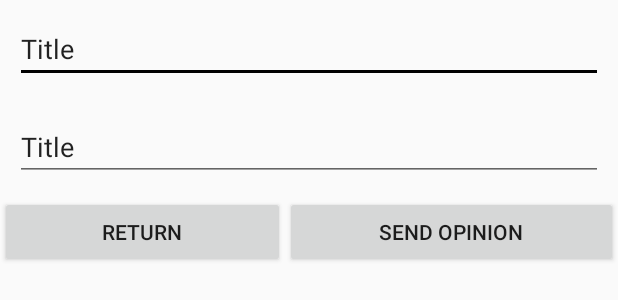
After one commit to MohamedTalaat97/easy-c-, an Android app: the layout put_opinion.xml on its own in the app's theme, with its tools: preview values and no code run, on a phone screen of 412 x 824 dp. The commit adds this screen. Shown: the top 300 px of the screen. Run offline under Robolectric (Android 15) with nearby library versions, the phone set to English and light mode, and no system bars.

Commit message:
add put opinion

```diff
--- a/easyc/app/src/main/java/com/example/android/easyc/Views/show_opinions.java
+++ b/easyc/app/src/main/java/com/example/android/easyc/Views/show_opinions.java
@@ -25,7 +25,6 @@ public class show_opinions extends AppCompatActivity {
     ArrayList<Integer> idArrayList;
     ArrayList<String> titleArrayList;
     ListView listView;
-
     public  static  final  String EXTRA_DATA_ID = "ID";
     public  static  final  String EXTRA_DATA_TITLE = "TITLE";
 
--- /dev/null
+++ b/easyc/app/src/main/res/layout/put_opinion.xml
@@ -0,0 +1,54 @@
+<?xml version="1.0" encoding="utf-8"?>
+<RelativeLayout
+    xmlns:android="http://schemas.android.com/apk/res/android" android:layout_width="match_parent"
+    android:layout_height="match_parent">
+
+    <ScrollView
+        android:layout_width="match_parent"
+        android:layout_height="match_parent">
+
+        <LinearLayout
+            android:layout_width="match_parent"
+            android:layout_height="wrap_content"
+            android:orientation="vertical" >
+
+            <EditText
+                android:id="@+id/puttitle"
+                android:layout_width="match_parent"
+                android:layout_height="wrap_content"
+                android:layout_margin="10dp"
+                android:ems="10"
+                android:inputType="textPersonName"
+                android:text="Title" />
+
+            <EditText
+                android:id="@+id/putdescription"
+                android:layout_width="match_parent"
+                android:layout_height="wrap_content"
+                android:layout_margin="10dp"
+                android:ems="10"
+                android:inputType="textPersonName"
+                android:text="Title" />
+
+            <LinearLayout
+                android:layout_width="match_parent"
+                android:layout_height="match_parent"
+                android:orientation="horizontal">
+
+                <Button
+                    android:id="@+id/backwithoutsave"
+                    android:layout_width="wrap_content"
+                    android:layout_height="wrap_content"
+                    android:layout_weight="1"
+                    android:text="return" />
+
+                <Button
+                    android:id="@+id/insertOpinion"
+                    android:layout_width="wrap_content"
+                    android:layout_height="wrap_content"
+                    android:layout_weight="1"
+                    android:text="send opinion" />
+            </LinearLayout>
+        </LinearLayout>
+    </ScrollView>
+</RelativeLayout>
```
Also changed, not shown: easyc/app/src/main/java/com/example/android/easyc/Controllers/OpinionController.java (+12 -0 lines), easyc/app/src/main/java/com/example/android/easyc/Models/DatabaseAdapter.java (+40 -44 lines), easyc/app/src/main/java/com/example/android/easyc/Views/put_opinion.java (added, +101 -0 lines), easyc/app/src/main/java/com/example/android/easyc/Views/show_opinion.java (+15 -20 lines), easyc/app/src/main/java/com/example/android/easyc/Views/sign_up.java (+11 -14 lines).
